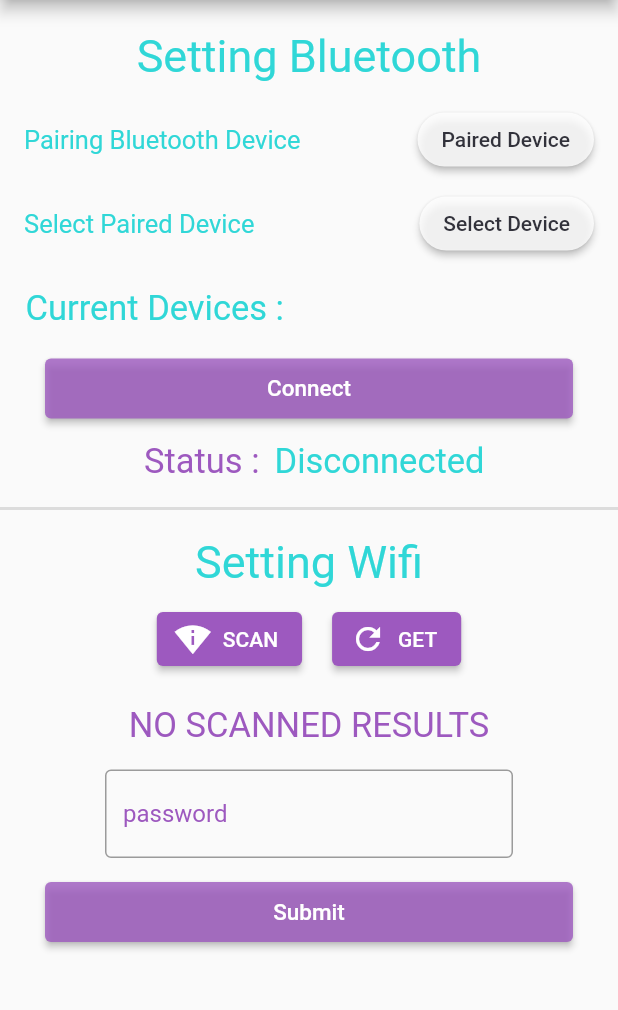
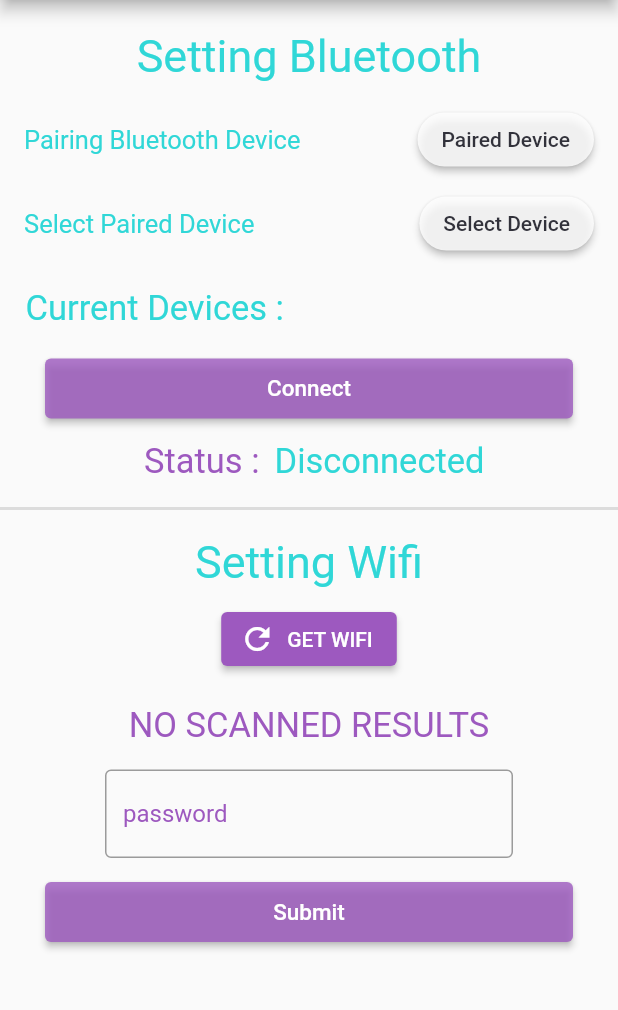
Before and after one commit to Thanatossan/bme-wifichanger, a Flutter app: the screen it shows after launch, on a phone screen of 412 x 824 dp, the part 84-1094 px from its top. Run offline on Flutter 3.47's test engine with Material 2 defaults, Android fonts, the phone set to English and light mode, and no system bars; our stand-ins replace flutter_bluetooth_serial, flutter_svg; missing offline and left inert: wifi_scan.

Commit message:
fix bug button list

```diff
--- a/lib/screen/wifi/wifiscan.dart
+++ b/lib/screen/wifi/wifiscan.dart
@@ -21,6 +21,7 @@ class _wifiScanState extends State<wifiScan> {
 
   Future<void> _startScan(BuildContext context) async {
     final result = await WiFiScan.instance.startScan(askPermissions: true);
+
     setState(() => accessPoints = <WiFiAccessPoint>[]);
   }
   void _getScannedResults(BuildContext context) async {
@@ -31,9 +32,12 @@ class _wifiScanState extends State<wifiScan> {
     setState(() => listSSID = results.value!.map((accessPoint) => accessPoint.ssid).toList());
 
   }
+
+
   //TODO must test
   void startAndScan(BuildContext context) async {
       _startScan(context);
+      listSSID = [];
       _getScannedResults(context);
   }
 
@@ -47,29 +51,37 @@ class _wifiScanState extends State<wifiScan> {
           SizedBox(height: 10,),
           Text("Setting Wifi",style: TextStyle(color: mPrimaryColor , fontSize: 30)),
           SizedBox(height: 10),
-          Row(
-            mainAxisAlignment: MainAxisAlignment.center,
-            children: [
-              ElevatedButton.icon(
-
-                icon: const Icon(Icons.perm_scan_wifi),
-                label: const Text('SCAN'),
-                onPressed: () async => _startScan(context),
-                style: ElevatedButton.styleFrom(primary: mSecondaryColor),
-              ),
-              SizedBox(width: 20),
-              ElevatedButton.icon(
+          // Row(
+          //   mainAxisAlignment: MainAxisAlignment.center,
+          //   children: [
+          //     ElevatedButton.icon(
+          //
+          //       icon: const Icon(Icons.perm_scan_wifi),
+          //       label: const Text('SCAN'),
+          //       onPressed: () async => _startScan(context),
+          //       style: ElevatedButton.styleFrom(primary: mSecondaryColor),
+          //     ),
+          //     SizedBox(width: 20),
+          //     ElevatedButton.icon(
+          //       icon: const Icon(Icons.refresh),
+          //       label: const Text('GET'),
+          //       onPressed: () async => _getScannedResults(context),
+          //       style: ElevatedButton.styleFrom(primary: mSecondaryColor),
+          //     ),
+          //
+          //   ],
+          // ),
+          ElevatedButton.icon(
                 icon: const Icon(Icons.refresh),
-                label: const Text('GET'),
-                onPressed: () async => _getScannedResults(context),
+                label: const Text('GET WIFI'),
+                onPressed: () async => startAndScan(context),
                 style: ElevatedButton.styleFrom(primary: mSecondaryColor),
               ),
 
-            ],
-          ),
           SizedBox(height: 20,),
           listSSID.isEmpty? Text("NO SCANNED RESULTS", style: TextStyle(color: mSecondaryColor,fontSize: 23),):
               DropdownButton(
+
                   icon: const Icon(Icons.arrow_downward),
                   elevation: 16,
                   style:  TextStyle(color: mSecondaryColor,fontSize: 20),
@@ -77,6 +89,7 @@ class _wifiScanState extends State<wifiScan> {
                     height: 2,
                     color: mSecondaryColor,
                   ),
+
                   items: listSSID.map((ssid) =>
               DropdownMenuItem(child: Text(ssid) , value: ssid)
               ).toList(),
```
